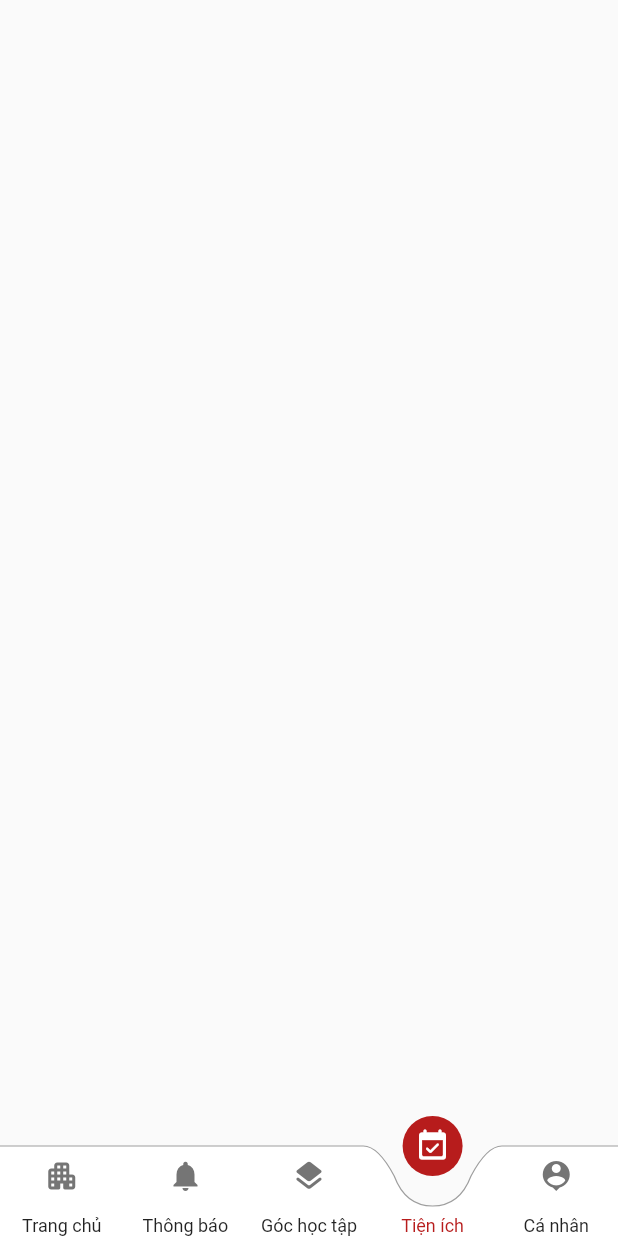
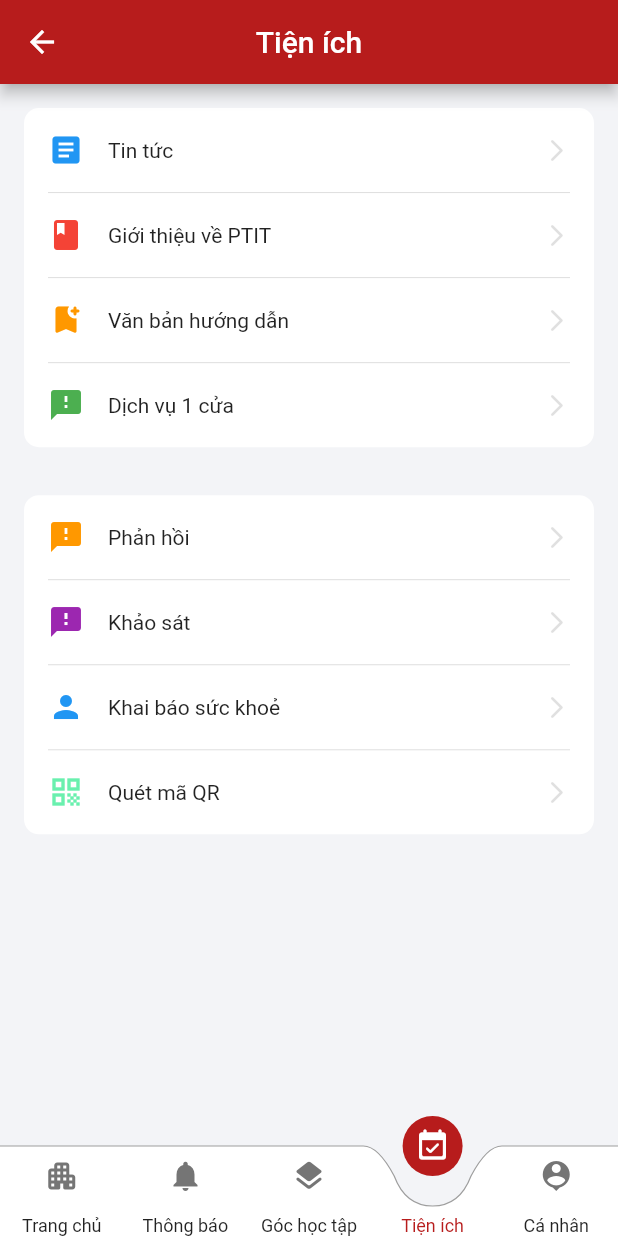
Before and after one commit to 0359562311/Fake-Slink-Flutter, a Flutter app: the MainScreen screen opened by its route, item 4 of the bottom bar chosen, on a phone screen of 412 x 824 dp. Run offline on Flutter 3.47's test engine with Material 2 defaults, Android fonts, the phone set to English and light mode, and no system bars; our stand-ins replace carousel_slider, connectivity_plus, device_info_plus, dio, flutter_bloc, get_it and 4 more; missing offline and left inert: onesignal_flutter; accounts and stored records are empty; network calls fail.

Commit message:
add study corner and utilities screen

```diff
--- a/lib/app/presentation/main_screen/main_screen.dart
+++ b/lib/app/presentation/main_screen/main_screen.dart
@@ -4,6 +4,8 @@ import 'package:connectivity_plus/connectivity_plus.dart';
 import 'package:fakeslink/app/presentation/home/ui/home_view.dart';
 import 'package:fakeslink/app/presentation/main_screen/bottom_bar.dart';
 import 'package:fakeslink/app/presentation/notifications/ui/list_notification.dart';
+import 'package:fakeslink/app/presentation/study_corner/study_corner.dart';
+import 'package:fakeslink/app/presentation/utilities/utilities.dart';
 import 'package:fakeslink/core/custom_widgets/custom_dialog.dart';
 import 'package:fakeslink/core/utils/network_info.dart';
 import 'package:flutter/material.dart';
@@ -34,14 +36,14 @@ class _MainScreenState extends State<MainScreen> {
             context, "Lỗi kết nối", "Kiểm tra lại kết nối internet của bạn");
       } else {
         setState(() {
-          _screens = [HomeView(), ListNotification(), Scaffold(), Scaffold(), Scaffold()];
+          _screens = [HomeView(), ListNotification(), StudyCorner(), Utilities(), Scaffold()];
         });
       }
     });
     GetIt.instance<StreamController<String>>().stream.listen((event) {
       showMyAlertDialog(context, "Đã có lỗi xảy ra", event);
     });
-    _screens = [HomeView(), ListNotification(), Scaffold(), Scaffold(), Scaffold()];
+    _screens = [HomeView(), ListNotification(), StudyCorner(), Utilities(), Scaffold()];
   }
 
   Future<void> _checkConnectivity() async {
--- /dev/null
+++ b/lib/app/presentation/utilities/utilities.dart
@@ -0,0 +1,90 @@
+import 'package:fakeslink/core/const/app_colors.dart';
+import 'package:fakeslink/core/const/app_routes.dart';
+import 'package:flutter/material.dart';
+
+class Utilities extends StatelessWidget {
+  const Utilities({ Key? key }) : super(key: key);
+
+  @override
+  Widget build(BuildContext context) {
+    final _items1 = [
+      _item(context, Icons.article, Colors.blue, "Tin tức", AppRoute.listSchedules),
+      _item(context, Icons.book, Colors.red, "Giới thiệu về PTIT", AppRoute.listSchedules),
+      _item(context, Icons.bookmark_add_rounded, Colors.orange, "Văn bản hướng dẫn", AppRoute.listSchedules),
+      _item(context, Icons.feedback, Colors.green, "Dịch vụ 1 cửa", AppRoute.listSchedules),
+    ];
+    final _items2 = [
+      _item(context, Icons.feedback, Colors.orange, "Phản hồi", AppRoute.listSchedules),
+      _item(context, Icons.feedback, Colors.purple, "Khảo sát", AppRoute.listSchedules),
+      _item(context, Icons.person, Colors.blue, "Khai báo sức khoẻ", AppRoute.listSchedules),
+      _item(context, Icons.qr_code, Colors.greenAccent, "Quét mã QR", AppRoute.listSchedules),
+    ];
+    return Scaffold(
+      appBar: AppBar(
+        backgroundColor: AppColor.red,
+        title: Text("Tiện ích",
+          style: TextStyle(color: Colors.white)
+        ),
+        centerTitle: true,
+      ),
+      backgroundColor: AppColor.background,
+      body: Column(
+        children: [
+          _block(_items1),
+          _block(_items2),
+        ],
+      ),
+    );
+  }
+
+  Widget _block(List<Widget> items) {
+    return Container(
+        margin: EdgeInsets.all(16),
+        padding: EdgeInsets.symmetric(horizontal: 16),
+        decoration: BoxDecoration(
+          color: Colors.white,
+          borderRadius: BorderRadius.circular(10)
+        ),
+        child: IntrinsicHeight(
+          child: Column(
+            children: List.generate(items.length*2-1, (index){
+              if(index % 2 == 1)
+                return _devider();
+              return items[index~/2];
+            }),
+          ),
+        ),
+      );
+  }
+
+  Widget _devider() {
+    return Container(
+      color: Colors.black12,
+      height: 0.7,
+      width: double.infinity,
+    );
+  }
+
+  Widget _item(BuildContext context, IconData data, Color iconColor,String title, String nextRoute) {
+    return InkWell(
+      onTap: () {
+        // Navigator.pushNamed(context, nextRoute);
+      },
+      child: Padding(
+        padding: EdgeInsets.symmetric(vertical: 16),
+        child: Row(
+          children: [
+            Icon(data,color: iconColor,),
+            SizedBox(width: 16,),
+            Text(title),
+            Spacer(),
+            Icon(Icons.arrow_forward_ios_rounded,
+              color: Colors.black12,
+              size: 18,
+            )
+          ],
+        ),
+      ),
+    );
+  }
+}
```
Also changed, not shown: lib/app/presentation/study_corner/study_corner.dart (added, +75 -0 lines).
